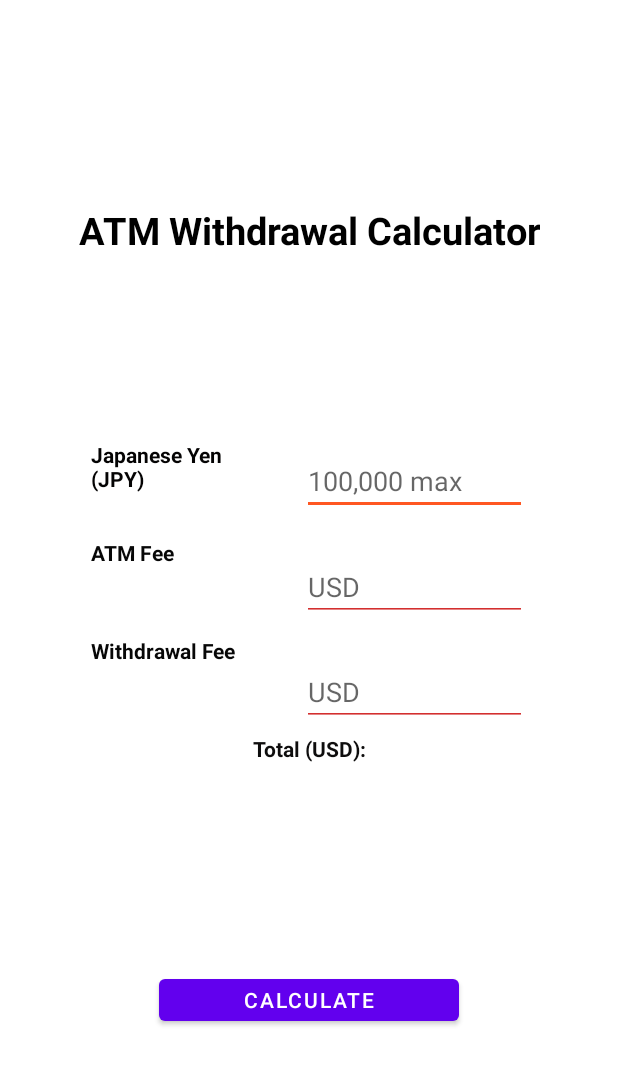
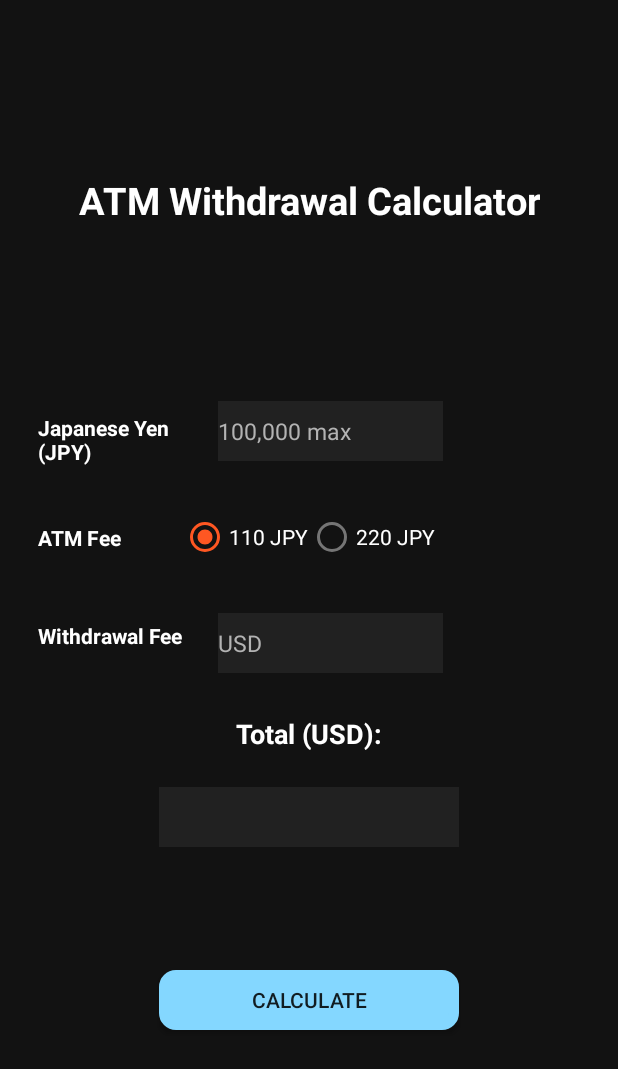
Before and after one commit to gabrielaliera/CodeMath-CurrencyConverter, an Android app: the layout activity_main.xml on its own in the app's theme, with its tools: preview values and no code run, on a phone screen of 412 x 824 dp. Shown: the top 1069 px of the screen. Run offline under Robolectric (Android 15) with nearby library versions, the phone set to English and light mode, and no system bars.

Commit message:
replace edit text for atm fee with radio buttons

```diff
--- a/app/src/main/java/com/example/codemath_currencyconverter/MainActivity.kt
+++ b/app/src/main/java/com/example/codemath_currencyconverter/MainActivity.kt
@@ -20,7 +20,12 @@ class MainActivity : AppCompatActivity() {
             //Get user input
             val userYen = binding.userYen.text.toString().toDouble()
             val userWithdrawFee = binding.userWithdrawFee.text.toString().toDouble()
-            val userAtmFee = binding.userATMFee.text.toString().toDouble()
+
+            val userAtmFee: Double = when(binding.ATMFee.checkedRadioButtonId) {
+                R.id.radio_110 -> 110.00
+                R.id.radio_220 -> 220.00
+                else -> 110.00
+            }
 
             //Calculate total cost in USD
             val total = calculateCost(userYen, userAtmFee, userWithdrawFee)
--- a/app/src/main/res/layout/activity_main.xml
+++ b/app/src/main/res/layout/activity_main.xml
@@ -4,7 +4,7 @@
     xmlns:tools="http://schemas.android.com/tools"
     android:layout_width="match_parent"
     android:layout_height="match_parent"
-    android:layout_margin="20dp"
+    android:background="@color/black_dark"
     tools:context=".MainActivity">
 
 
@@ -14,7 +14,7 @@
         android:layout_height="wrap_content"
         android:text="@string/atm_withdrawal_calculator"
         android:textAlignment="center"
-        android:textColor="@color/black"
+        android:textColor="@color/white"
         android:textSize="25sp"
         android:textStyle="bold"
         android:layout_marginTop="25dp"
@@ -29,8 +29,10 @@
         android:layout_height="40dp"
         android:layout_marginTop="32dp"
         android:text="@string/japanese_yen_jpy"
-        android:textColor="#040303"
         android:textStyle="bold"
+        android:textColor="@color/white"
+        android:gravity="center_vertical"
+        android:layout_marginStart="25dp"
         app:layout_constraintBottom_toTopOf="@id/withdraw_text"
         app:layout_constraintEnd_toStartOf="@id/user_yen"
         app:layout_constraintHorizontal_bias="1.0"
@@ -42,9 +44,10 @@
         android:layout_width="100dp"
         android:layout_height="40dp"
         android:text="@string/atm_fee"
-        android:textColor="#070707"
         android:textStyle="bold"
         android:layout_marginTop="25dp"
+        android:textColor="@color/white"
+        android:gravity="center_vertical"
         app:layout_constraintBottom_toTopOf="@+id/withdraw_text"
         app:layout_constraintEnd_toEndOf="@id/yen"
         app:layout_constraintStart_toStartOf="@id/yen"
@@ -55,8 +58,9 @@
         android:layout_width="100dp"
         android:layout_height="40dp"
         android:text="@string/withdrawal_fee"
-        android:textColor="#070707"
+        android:gravity="center_vertical"
         android:textStyle="bold"
+        android:textColor="@color/white"
         android:layout_marginTop="25dp"
         app:layout_constraintBottom_toTopOf="@+id/cost_text"
         app:layout_constraintEnd_toEndOf="@id/yen"
@@ -64,34 +68,49 @@
         app:layout_constraintTop_toBottomOf="@id/ATM_Fee_text" />
 
 
-
     <EditText
         android:id="@+id/user_yen"
         android:layout_width="150dp"
         android:layout_height="40dp"
         android:layout_marginTop="32dp"
+        android:background="@color/black_light"
         android:hint="@string/yen_limits"
+        android:importantForAutofill="no"
         android:inputType="number"
         android:maxLength="6"
+        android:textColor="@color/white"
+        android:textColorHint="@color/gray_light"
+        android:textSize="15sp"
+        android:textCursorDrawable="@null"
+        android:layout_marginStart="20dp"
         app:layout_constraintBottom_toTopOf="@id/user_withdraw_fee"
-        app:layout_constraintEnd_toEndOf="parent"
         app:layout_constraintHorizontal_bias="1.0"
         app:layout_constraintStart_toEndOf="@id/yen"
         app:layout_constraintTop_toBottomOf="@id/Title"
-        android:importantForAutofill="no" />
+        app:layout_constraintVertical_bias="0.456" />
 
-    <EditText
-        android:id="@+id/user_ATM_fee"
-        android:layout_width="150dp"
+    <RadioGroup
+        android:id="@+id/ATM_Fee"
+        android:layout_width="200dp"
         android:layout_height="40dp"
-        android:hint="@string/usd"
-        android:inputType="number"
-        android:layout_marginTop="25dp"
+        android:orientation="horizontal"
+        android:layout_marginTop="10dp"
+        android:checkedButton="@id/radio_110"
         app:layout_constraintStart_toStartOf="@id/user_yen"
         app:layout_constraintEnd_toEndOf="@id/user_yen"
         app:layout_constraintTop_toBottomOf="@id/user_yen"
-        app:layout_constraintBottom_toTopOf="@id/user_withdraw_fee"
-        android:importantForAutofill="no" />
+        app:layout_constraintBottom_toTopOf="@id/user_withdraw_fee">
+        <RadioButton android:id="@+id/radio_110"
+            android:layout_width="wrap_content"
+            android:layout_height="wrap_content"
+            android:text="@string/_110_jpy"
+            android:textColor="@color/white" />
+        <RadioButton android:id="@+id/radio_220"
+            android:layout_width="wrap_content"
+            android:layout_height="wrap_content"
+            android:text="@string/_220_jpy"
+            android:textColor="@color/white"/>
+    </RadioGroup>
 
 
     <EditText
@@ -100,21 +119,27 @@
         android:layout_height="40dp"
         android:hint="@string/usd"
         android:inputType="number"
-        android:layout_marginTop="25dp"
-        app:layout_constraintStart_toStartOf="@id/user_ATM_fee"
-        app:layout_constraintEnd_toEndOf="@id/user_ATM_fee"
-        app:layout_constraintTop_toBottomOf="@id/user_ATM_fee"
+        android:layout_marginTop="10dp"
+        android:background="@color/black_light"
+        android:textColor="@color/white"
+        android:textColorHint="@color/gray_light"
+        android:textCursorDrawable="@null"
+        android:textSize="15sp"
+        app:layout_constraintStart_toStartOf="@id/ATM_Fee"
+        app:layout_constraintEnd_toEndOf="@id/ATM_Fee"
+        app:layout_constraintTop_toBottomOf="@id/ATM_Fee"
         app:layout_constraintBottom_toTopOf="@id/cost_text"
         android:importantForAutofill="no" />
 
     <TextView
         android:id="@+id/cost_text"
-        android:layout_width="100dp"
+        android:layout_width="200dp"
         android:layout_height="40dp"
         android:text="@string/total_usd"
-        android:textColor="#0E0D0D"
+        android:textColor="@color/white"
         android:textStyle="bold"
-        android:textAlignment="center"
+        android:gravity="center"
+        android:textSize="18sp"
         android:layout_marginTop="25dp"
         app:layout_constraintEnd_toEndOf="parent"
         app:layout_constraintStart_toStartOf="parent"
@@ -123,20 +148,28 @@
 
     <TextView
         android:id="@+id/totalCostUSD"
-        android:layout_width="150dp"
+        android:layout_width="200dp"
         android:layout_height="40dp"
         android:text=""
-        android:textAlignment="center"
+        android:textSize="30sp"
+        android:gravity="center"
         android:textStyle="bold"
+        android:background="@color/black_light"
+        android:textColor="@color/white"
+        android:textColorHint="@color/gray_light"
+        android:textCursorDrawable="@null"
+        android:layout_marginTop="15dp"
         app:layout_constraintEnd_toEndOf="parent"
         app:layout_constraintStart_toStartOf="parent"
-        app:layout_constraintTop_toBottomOf="@id/cost_text" />
+        app:layout_constraintTop_toBottomOf="@id/cost_text"
+        />
 
-    <Button
+    <android.widget.Button
         android:id="@+id/button"
         android:layout_width="200dp"
         android:layout_height="40dp"
         android:text="@string/button_text"
+        android:background="@drawable/custom_button"
         app:layout_constraintTop_toBottomOf="@id/cost_text"
         app:layout_constraintBottom_toBottomOf="parent"
         app:layout_constraintStart_toStartOf="parent"
@@ -145,4 +178,5 @@
 
 
 
+
 </androidx.constraintlayout.widget.ConstraintLayout>
```
